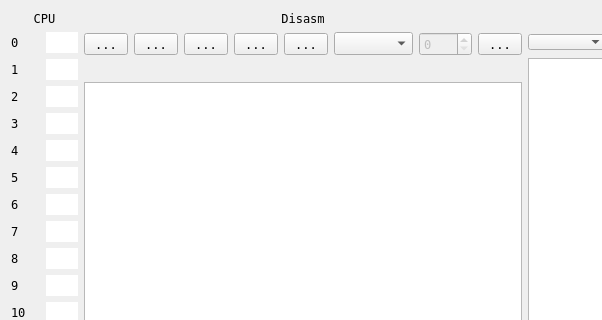
Before: the Qt Designer form ui/debuger.ui in samstyle/Xpeccy, drawn with Qt 5; both pictures show x 0 to 602 and y 0 to 320 of the 982 by 676 pixel window.
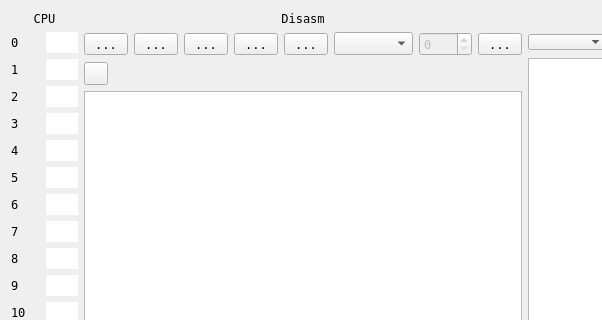
After: the same form once the commit is applied. Icons and pictures are not drawn. Custom widgets are drawn as their Qt base class.

Commit message: build 20200204 [+] Emu: fix the IO writing to the conflicting ports [+] deBUGa: add 'refresh' button to reload snapshot & labels

Patch:
```diff
--- a/ui/debuger.ui
+++ b/ui/debuger.ui
@@ -939,6 +939,22 @@
       </layout>
      </item>
      <item>
+      <layout class="QHBoxLayout" name="horizontalLayout_5">
+       <item>
+        <widget class="QToolButton" name="tbRefresh">
+         <property name="toolTip">
+          <string>Reload snapshot &amp; labels</string>
+         </property>
+         <property name="text">
+          <string/>
+         </property>
+         <property name="icon">
+          <iconset resource="../xpeccy.qrc">
+           <normaloff>:/images/refresh.png</normaloff>:/images/refresh.png</iconset>
+         </property>
+        </widget>
+       </item>
+       <item>
       <widget class="QLabel" name="labTcount">
        <property name="text">
         <string/>
@@ -948,6 +964,8 @@
        </property>
       </widget>
      </item>
+      </layout>
+     </item>
      <item>
       <widget class="xDisasmTable" name="dasmTable">
        <property name="minimumSize">
```
Left out of the diff: 14 changed lines with no effect on the pictures. Lines whose indentation alone changed are shown as unchanged. The commit also changes 32 other files.
